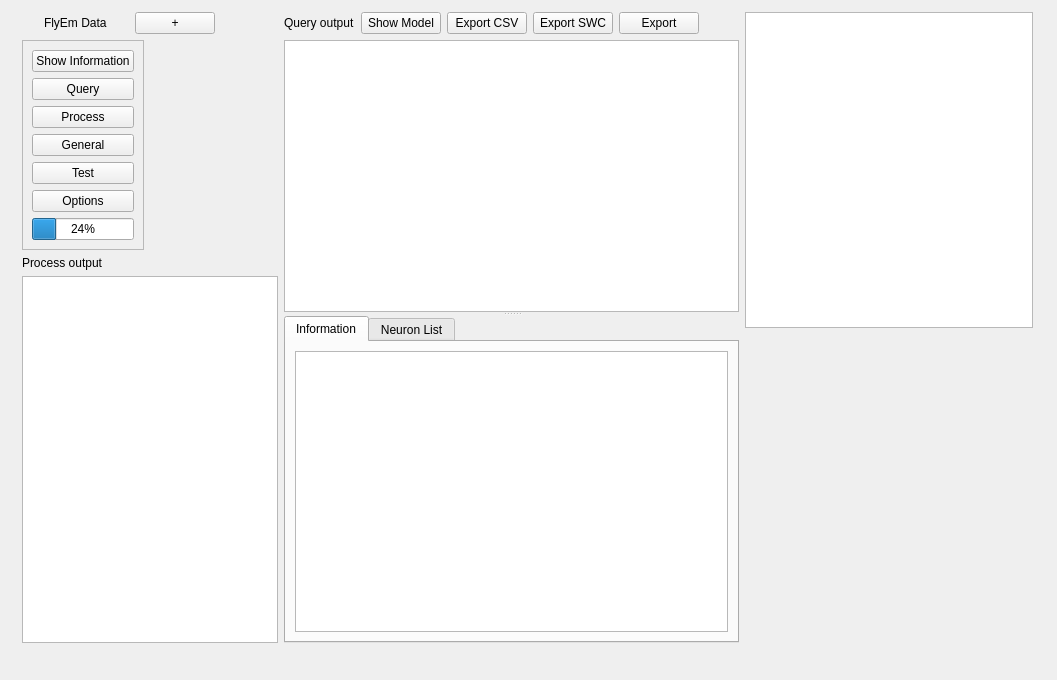
Above: neurolabi/gui/flyemdataform.ui from janelia-flyem/NeuTu before the change. Below: the same form after it.
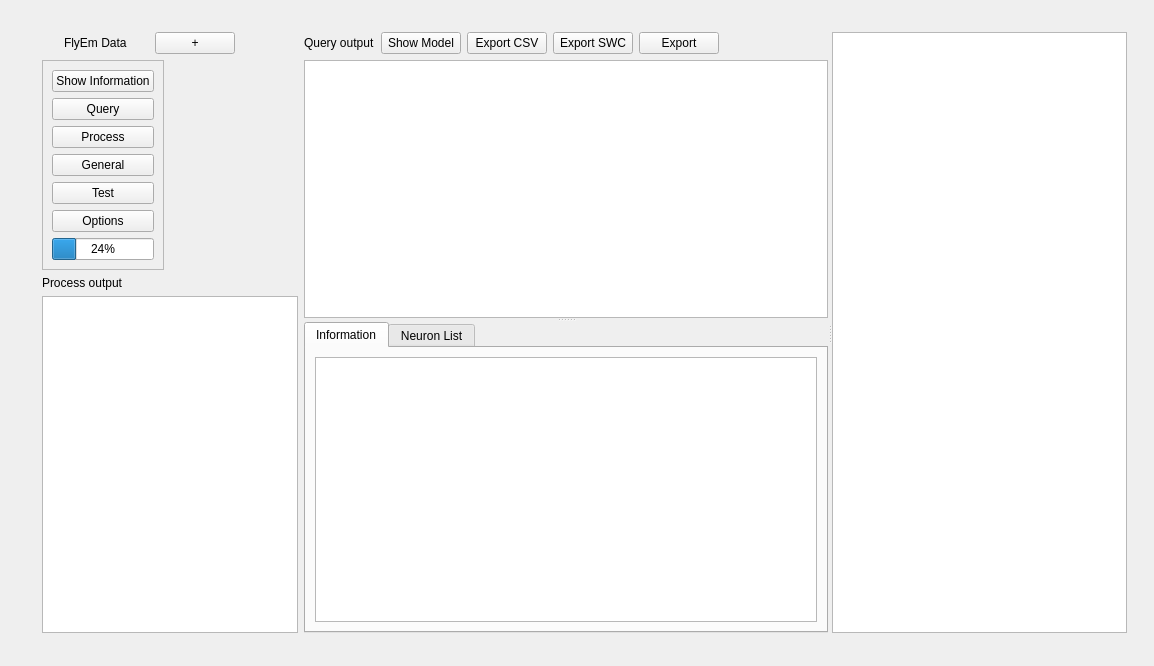
That is the form after the change. Custom widgets are drawn as their Qt base class.

```diff
--- a/neurolabi/gui/flyemdataform.ui
+++ b/neurolabi/gui/flyemdataform.ui
@@ -6,8 +6,8 @@
    <rect>
     <x>0</x>
     <y>0</y>
-    <width>1057</width>
-    <height>680</height>
+    <width>1154</width>
+    <height>666</height>
    </rect>
   </property>
   <property name="sizePolicy">
@@ -22,10 +22,10 @@
   <widget class="QWidget" name="layoutWidget">
    <property name="geometry">
     <rect>
-     <x>12</x>
-     <y>2</y>
-     <width>1031</width>
-     <height>651</height>
+     <x>32</x>
+     <y>22</y>
+     <width>1105</width>
+     <height>621</height>
     </rect>
    </property>
    <layout class="QHBoxLayout" name="overallLayout">
@@ -193,6 +193,10 @@
      </layout>
     </item>
     <item>
+     <widget class="QSplitter" name="splitter_2">
+      <property name="orientation">
+       <enum>Qt::Horizontal</enum>
+      </property>
      <widget class="QSplitter" name="splitter">
       <property name="orientation">
        <enum>Qt::Vertical</enum>
@@ -300,26 +304,15 @@
        </widget>
       </widget>
      </widget>
-    </item>
-    <item>
-     <layout class="QVBoxLayout" name="verticalLayout_7">
-      <item>
-       <widget class="QGraphicsView" name="thumbnailView"/>
-      </item>
-      <item>
-       <spacer name="verticalSpacer">
-        <property name="orientation">
-         <enum>Qt::Vertical</enum>
-        </property>
-        <property name="sizeHint" stdset="0">
-         <size>
-          <width>20</width>
-          <height>40</height>
-         </size>
-        </property>
-       </spacer>
-      </item>
-     </layout>
+      <widget class="QGraphicsView" name="thumbnailView">
+       <property name="sizePolicy">
+        <sizepolicy hsizetype="Preferred" vsizetype="Expanding">
+         <horstretch>0</horstretch>
+         <verstretch>0</verstretch>
+        </sizepolicy>
+       </property>
+      </widget>
+     </widget>
     </item>
    </layout>
   </widget>
```
Lines whose indentation alone changed are shown as unchanged.
